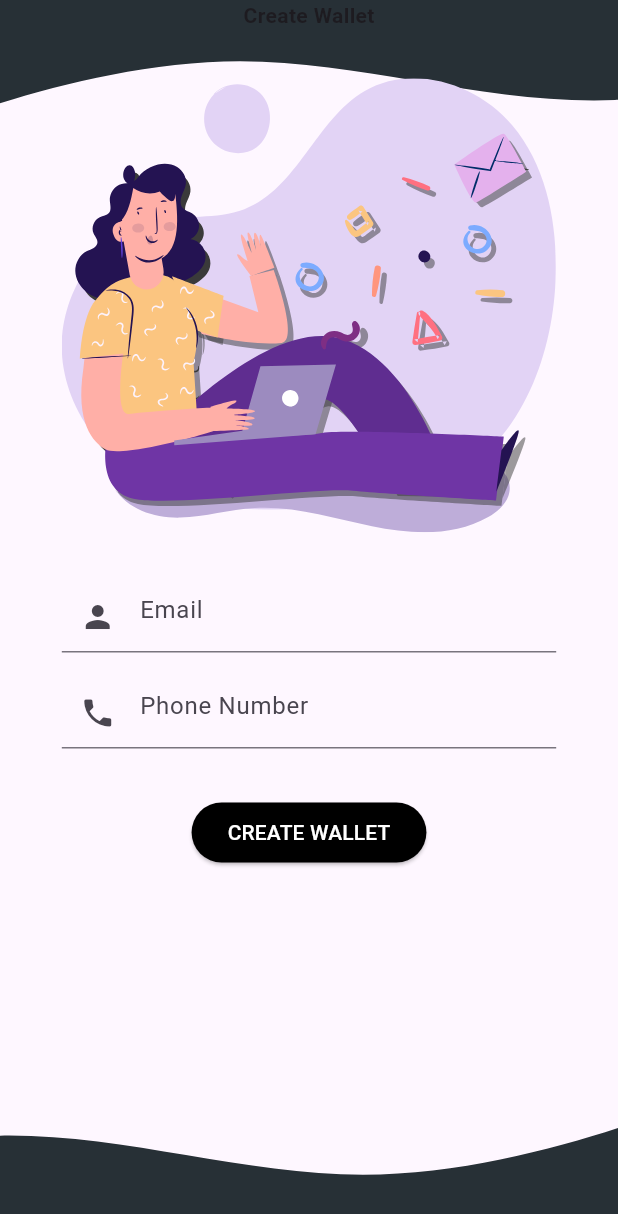
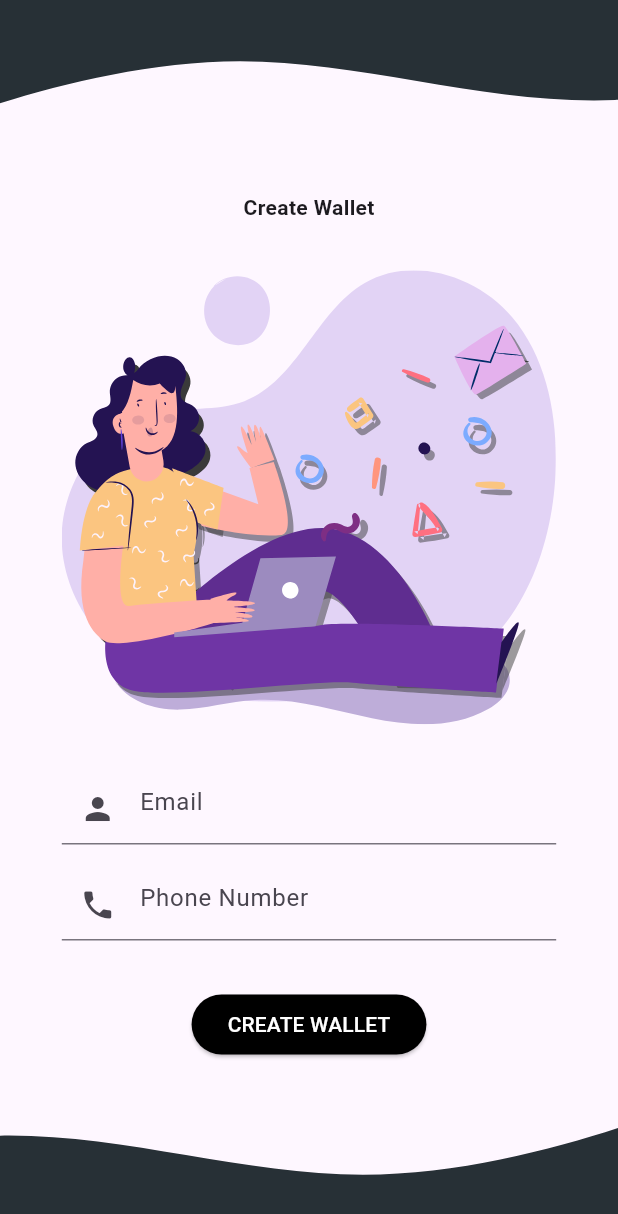
Before and after one commit to Inter-Stellar-Wallet/InterStellar-Vault, a Flutter app: the screen it shows after launch, on a phone screen of 412 x 824 dp. Shown: the top 1214 px of the screen. Run offline on Flutter 3.47's test engine with Material 3 defaults, Android fonts, the light colour scheme and no system bars; drawn by our look-alikes of toastification; our stand-ins replace animate_do, bouncing_widget, firebase_core, flutter_advanced_drawer, flutter_mobx, flutter_svg and 3 more; missing offline and left inert: align_positioned, pattern_formatter, stellar_flutter_sdk; accounts and stored records are empty; generated files the repository leaves out were written again.

Commit message:
fix page padding

```diff
--- a/lib/pages/login/components/login_screen_top_image.dart
+++ b/lib/pages/login/components/login_screen_top_image.dart
@@ -12,6 +12,8 @@ class LoginScreenTopImage extends StatelessWidget {
   Widget build(BuildContext context) {
     return Column(
       children: [
+
+        const SizedBox(height: defaultPadding * 8),
         const Text(
           "Create Wallet",
           style: TextStyle(fontWeight: FontWeight.bold),
```
